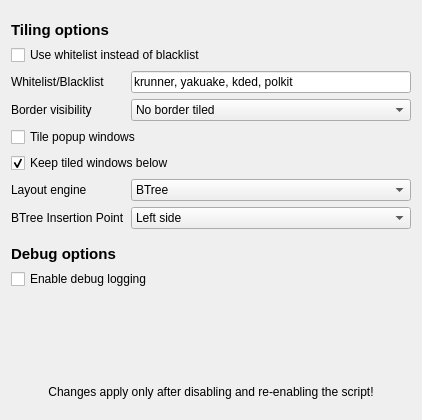
Qt form res/config.ui (zeroxoneafour/polonium) before a commit.
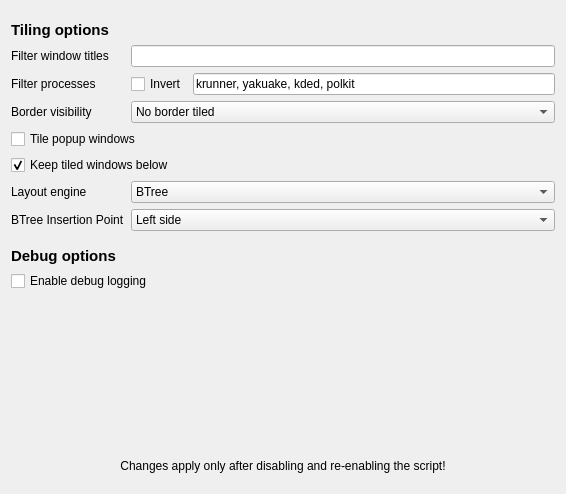
The same form after that commit.

Commit message: make config for window title filter functional

What changed in the file:
```diff
--- a/res/config.ui
+++ b/res/config.ui
@@ -6,52 +6,131 @@
    <rect>
     <x>0</x>
     <y>0</y>
-    <width>422</width>
-    <height>420</height>
+    <width>566</width>
+    <height>494</height>
    </rect>
   </property>
   <property name="windowTitle">
    <string>Polonium</string>
   </property>
   <layout class="QGridLayout" name="gridLayout">
-   <item row="7" column="0" colspan="2">
-    <widget class="QCheckBox" name="kcfg_KeepTiledBelow">
+   <item row="20" column="0" colspan="2">
+    <spacer name="verticalSpacer">
+     <property name="orientation">
+      <enum>Qt::Vertical</enum>
+     </property>
+     <property name="sizeHint" stdset="0">
+      <size>
+       <width>20</width>
+       <height>40</height>
+      </size>
+     </property>
+    </spacer>
+   </item>
+   <item row="19" column="0" colspan="2">
+    <spacer name="verticalSpacer_5">
+     <property name="orientation">
+      <enum>Qt::Vertical</enum>
+     </property>
+     <property name="sizeType">
+      <enum>QSizePolicy::Fixed</enum>
+     </property>
+     <property name="sizeHint" stdset="0">
+      <size>
+       <width>0</width>
+       <height>10</height>
+      </size>
+     </property>
+    </spacer>
+   </item>
+   <item row="21" column="0" colspan="2">
+    <widget class="QLabel" name="label">
      <property name="text">
-      <string>Keep tiled windows below</string>
+      <string>Changes apply only after disabling and re-enabling the script!</string>
      </property>
-     <property name="checked">
-      <bool>true</bool>
+     <property name="alignment">
+      <set>Qt::AlignCenter</set>
      </property>
     </widget>
    </item>
-   <item row="2" column="0" colspan="2">
-    <widget class="QLabel" name="label_6">
-     <property name="font">
-      <font>
-       <pointsize>11</pointsize>
-       <weight>75</weight>
-       <bold>true</bold>
-      </font>
+   <item row="15" column="0" colspan="2">
+    <spacer name="verticalSpacer_3">
+     <property name="orientation">
+      <enum>Qt::Vertical</enum>
      </property>
+     <property name="sizeType">
+      <enum>QSizePolicy::Fixed</enum>
+     </property>
+     <property name="sizeHint" stdset="0">
+      <size>
+       <width>0</width>
+       <height>10</height>
+      </size>
+     </property>
+    </spacer>
+   </item>
+   <item row="8" column="0">
+    <widget class="QLabel" name="label_2">
      <property name="text">
-      <string>Tiling options</string>
+      <string>Filter processes</string>
      </property>
     </widget>
    </item>
-   <item row="3" column="0" colspan="2">
-    <widget class="QCheckBox" name="kcfg_UseWhitelist">
+   <item row="22" column="0" colspan="2">
+    <spacer name="verticalSpacer_4">
+     <property name="orientation">
+      <enum>Qt::Vertical</enum>
+     </property>
+     <property name="sizeType">
+      <enum>QSizePolicy::Fixed</enum>
+     </property>
+     <property name="sizeHint" stdset="0">
+      <size>
+       <width>0</width>
+       <height>10</height>
+      </size>
+     </property>
+    </spacer>
+   </item>
+   <item row="13" column="1">
+    <widget class="QComboBox" name="kcfg_BTreeInsertionPoint">
      <property name="toolTip">
       <string>If disabled, acts as a blacklist</string>
      </property>
-     <property name="text">
-      <string>Use whitelist instead of blacklist</string>
-     </property>
-     <property name="checked">
-      <bool>false</bool>
-     </property>
+     <item>
+      <property name="text">
+       <string>Left side</string>
+      </property>
+     </item>
+     <item>
+      <property name="text">
+       <string>Right side</string>
+      </property>
+     </item>
+     <item>
+      <property name="text">
+       <string>Active Window</string>
+      </property>
+     </item>
     </widget>
    </item>
-   <item row="6" column="0" colspan="2">
+   <item row="0" column="0" colspan="2">
+    <spacer name="verticalSpacer_2">
+     <property name="orientation">
+      <enum>Qt::Vertical</enum>
+     </property>
+     <property name="sizeType">
+      <enum>QSizePolicy::Fixed</enum>
+     </property>
+     <property name="sizeHint" stdset="0">
+      <size>
+       <width>0</width>
+       <height>10</height>
+      </size>
+     </property>
+    </spacer>
+   </item>
+   <item row="10" column="0" colspan="2">
     <widget class="QCheckBox" name="kcfg_TilePopups">
      <property name="toolTip">
       <string>&lt;html&gt;&lt;head/&gt;&lt;body&gt;&lt;p&gt;Tile popup/placeholder windows or not&lt;/p&gt;&lt;/body&gt;&lt;/html&gt;</string>
@@ -61,30 +140,31 @@
      </property>
     </widget>
    </item>
-   <item row="8" column="0">
+   <item row="6" column="1">
+    <widget class="QLineEdit" name="kcfg_FilterClientCaption">
+     <property name="toolTip">
+      <string>Do not tile windows with these titles.</string>
+     </property>
+     <property name="text">
+      <string/>
+     </property>
+    </widget>
+   </item>
+   <item row="6" column="0">
+    <widget class="QLabel" name="label_8">
+     <property name="text">
+      <string>Filter window titles</string>
+     </property>
+    </widget>
+   </item>
+   <item row="12" column="0">
     <widget class="QLabel" name="label_4">
      <property name="text">
       <string>Layout engine</string>
      </property>
     </widget>
    </item>
-   <item row="15" column="0" colspan="2">
-    <spacer name="verticalSpacer_5">
-     <property name="orientation">
-      <enum>Qt::Vertical</enum>
-     </property>
-     <property name="sizeType">
-      <enum>QSizePolicy::Fixed</enum>
-     </property>
-     <property name="sizeHint" stdset="0">
-      <size>
-       <width>0</width>
-       <height>10</height>
-      </size>
-     </property>
-    </spacer>
-   </item>
-   <item row="13" column="0" colspan="2">
+   <item row="17" column="0" colspan="2">
     <widget class="QCheckBox" name="kcfg_Debug">
      <property name="toolTip">
       <string>&lt;html&gt;&lt;head/&gt;&lt;body&gt;&lt;p&gt;Spams your user journal&lt;/p&gt;&lt;/body&gt;&lt;/html&gt;</string>
@@ -94,58 +174,17 @@
      </property>
     </widget>
    </item>
-   <item row="9" column="0">
-    <widget class="QLabel" name="label_7">
+   <item row="11" column="0" colspan="2">
+    <widget class="QCheckBox" name="kcfg_KeepTiledBelow">
      <property name="text">
-      <string>BTree Insertion Point</string>
+      <string>Keep tiled windows below</string>
      </property>
-    </widget>
-   </item>
-   <item row="5" column="0">
-    <widget class="QLabel" name="label_3">
-     <property name="text">
-      <string>Border visibility</string>
+     <property name="checked">
+      <bool>true</bool>
      </property>
     </widget>
    </item>
-   <item row="4" column="0">
-    <widget class="QLabel" name="label_2">
-     <property name="text">
-      <string>Whitelist/Blacklist</string>
-     </property>
-    </widget>
-   </item>
-   <item row="8" column="1">
-    <widget class="QComboBox" name="kcfg_DefaultEngine">
-     <property name="toolTip">
-      <string>&lt;html&gt;&lt;head/&gt;&lt;body&gt;&lt;p&gt;Select which default layout engine to use&lt;/p&gt;&lt;/body&gt;&lt;/html&gt;</string>
-     </property>
-     <property name="currentIndex">
-      <number>0</number>
-     </property>
-     <item>
-      <property name="text">
-       <string>BTree</string>
-      </property>
-     </item>
-     <item>
-      <property name="text">
-       <string>Half</string>
-      </property>
-     </item>
-     <item>
-      <property name="text">
-       <string>Three Column</string>
-      </property>
-     </item>
-     <item>
-      <property name="text">
-       <string>KWin</string>
-      </property>
-     </item>
-    </widget>
-   </item>
-   <item row="5" column="1">
+   <item row="9" column="1">
     <widget class="QComboBox" name="kcfg_Borders">
      <property name="toolTip">
       <string>&lt;html&gt;&lt;head/&gt;&lt;body&gt;&lt;p&gt;Changes where borders are or aren't&lt;/p&gt;&lt;/body&gt;&lt;/html&gt;</string>
@@ -175,88 +214,20 @@
      </item>
     </widget>
    </item>
+   <item row="2" column="0" colspan="2">
+    <widget class="QLabel" name="label_6">
+     <property name="font">
+      <font>
+       <pointsize>11</pointsize>
+       <bold>true</bold>
+      </font>
+     </property>
+     <property name="text">
+      <string>Tiling options</string>
+     </property>
+    </widget>
+   </item>
    <item row="16" column="0" colspan="2">
-    <spacer name="verticalSpacer">
-     <property name="orientation">
-      <enum>Qt::Vertical</enum>
-     </property>
-     <property name="sizeHint" stdset="0">
-      <size>
-       <width>20</width>
-       <height>40</height>
-      </size>
-     </property>
-    </spacer>
-   </item>
-   <item row="11" column="0" colspan="2">
-    <spacer name="verticalSpacer_3">
-     <property name="orientation">
-      <enum>Qt::Vertical</enum>
-     </property>
-     <property name="sizeType">
-      <enum>QSizePolicy::Fixed</enum>
-     </property>
-     <property name="sizeHint" stdset="0">
-      <size>
-       <width>0</width>
-       <height>10</height>
-      </size>
-     </property>
-    </spacer>
-   </item>
-   <item row="0" column="0" colspan="2">
-    <spacer name="verticalSpacer_2">
-     <property name="orientation">
-      <enum>Qt::Vertical</enum>
-     </property>
-     <property name="sizeType">
-      <enum>QSizePolicy::Fixed</enum>
-     </property>
-     <property name="sizeHint" stdset="0">
-      <size>
-       <width>0</width>
-       <height>10</height>
-      </size>
-     </property>
-    </spacer>
-   </item>
-   <item row="4" column="1">
-    <widget class="QLineEdit" name="kcfg_Blacklist">
-     <property name="toolTip">
-      <string>&lt;html&gt;&lt;head/&gt;&lt;body&gt;&lt;p&gt;Blacklist, do not tile these windows (becomes whitelist if whitelist is checked)&lt;/p&gt;&lt;/body&gt;&lt;/html&gt;</string>
-     </property>
-     <property name="text">
-      <string>krunner, yakuake, kded, polkit</string>
-     </property>
-    </widget>
-   </item>
-   <item row="18" column="0" colspan="2">
-    <spacer name="verticalSpacer_4">
-     <property name="orientation">
-      <enum>Qt::Vertical</enum>
-     </property>
-     <property name="sizeType">
-      <enum>QSizePolicy::Fixed</enum>
-     </property>
-     <property name="sizeHint" stdset="0">
-      <size>
-       <width>0</width>
-       <height>10</height>
-      </size>
-     </property>
-    </spacer>
-   </item>
-   <item row="17" column="0" colspan="2">
-    <widget class="QLabel" name="label">
-     <property name="text">
-      <string>Changes apply only after disabling and re-enabling the script!</string>
-     </property>
-     <property name="alignment">
-      <set>Qt::AlignCenter</set>
-     </property>
-    </widget>
-   </item>
-   <item row="12" column="0" colspan="2">
     <widget class="QLabel" name="label_5">
      <property name="sizePolicy">
       <sizepolicy hsizetype="Preferred" vsizetype="Preferred">
@@ -267,7 +238,6 @@
      <property name="font">
       <font>
        <pointsize>11</pointsize>
-       <weight>75</weight>
        <bold>true</bold>
       </font>
      </property>
@@ -276,16 +246,19 @@
      </property>
     </widget>
    </item>
-   <item row="9" column="1">
-    <widget class="QComboBox" name="kcfg_BTreeInsertionPoint">
+   <item row="12" column="1">
+    <widget class="QComboBox" name="kcfg_DefaultEngine">
      <property name="toolTip">
       <string>Select where in the binary tree representation of the window layout new windows are placed.
 &quot;Left&quot; and &quot;Right&quot; will keep the binary tree complete, filling the last layer from the selected direction.
 &quot;Active Window&quot; will split the tile of the currently active window in half and place the new window in the new, empty tile.</string>
      </property>
+     <property name="currentIndex">
+      <number>0</number>
+     </property>
      <item>
       <property name="text">
-       <string>Left side</string>
+       <string>BTree</string>
       </property>
      </item>
      <item>
@@ -300,6 +273,53 @@
      </item>
     </widget>
    </item>
+   <item row="9" column="0">
+    <widget class="QLabel" name="label_3">
+     <property name="text">
+      <string>Border visibility</string>
+     </property>
+    </widget>
+   </item>
+   <item row="13" column="0">
+    <widget class="QLabel" name="label_7">
+     <property name="text">
+      <string>BTree Insertion Point</string>
+     </property>
+    </widget>
+   </item>
+   <item row="8" column="1">
+    <layout class="QHBoxLayout" name="horizontalLayout">
+     <item>
+      <widget class="QCheckBox" name="kcfg_UseProcessWhitelist">
+       <property name="minimumSize">
+        <size>
+         <width>0</width>
+         <height>0</height>
+        </size>
+       </property>
+       <property name="toolTip">
+        <string>Invert the process filter rules. If enabled, filter acts as whitelist.</string>
+       </property>
+       <property name="text">
+        <string>Invert</string>
+       </property>
+       <property name="checked">
+        <bool>false</bool>
+       </property>
+      </widget>
+     </item>
+     <item>
+      <widget class="QLineEdit" name="kcfg_FilterProcessName">
+       <property name="toolTip">
+        <string>Do not tile windows from these processes.</string>
+       </property>
+       <property name="text">
+        <string>krunner, yakuake, kded, polkit</string>
+       </property>
+      </widget>
+     </item>
+    </layout>
+   </item>
   </layout>
  </widget>
  <resources/>
```
Left out of the diff: 17 changed lines with no effect on the pictures.
